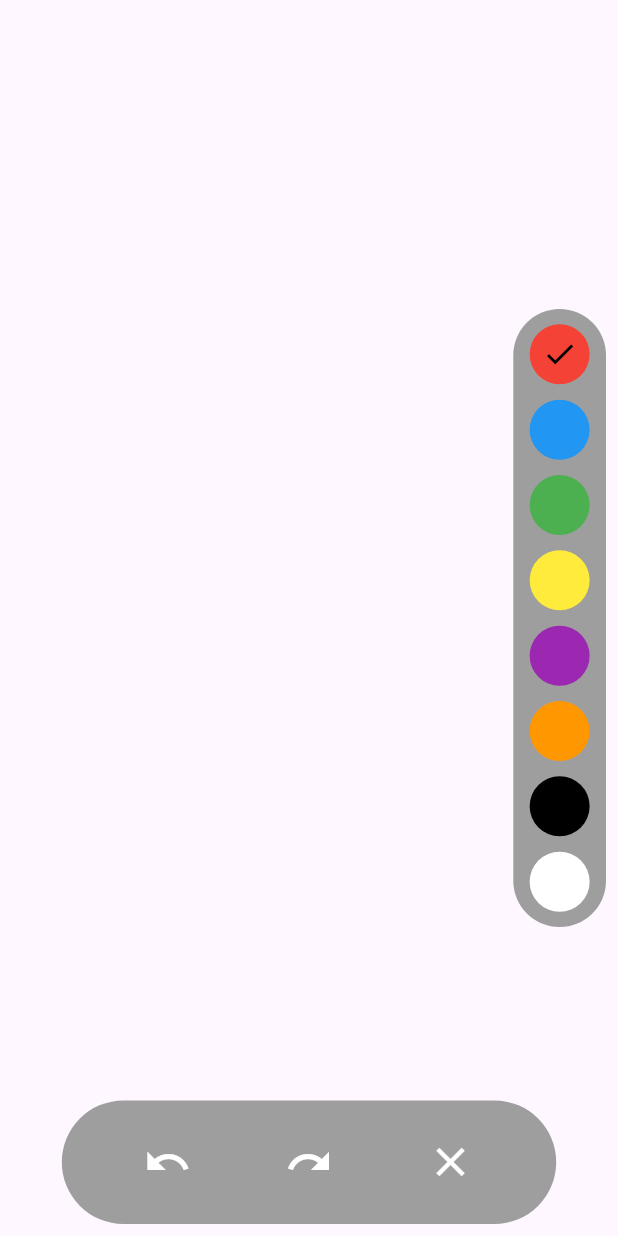
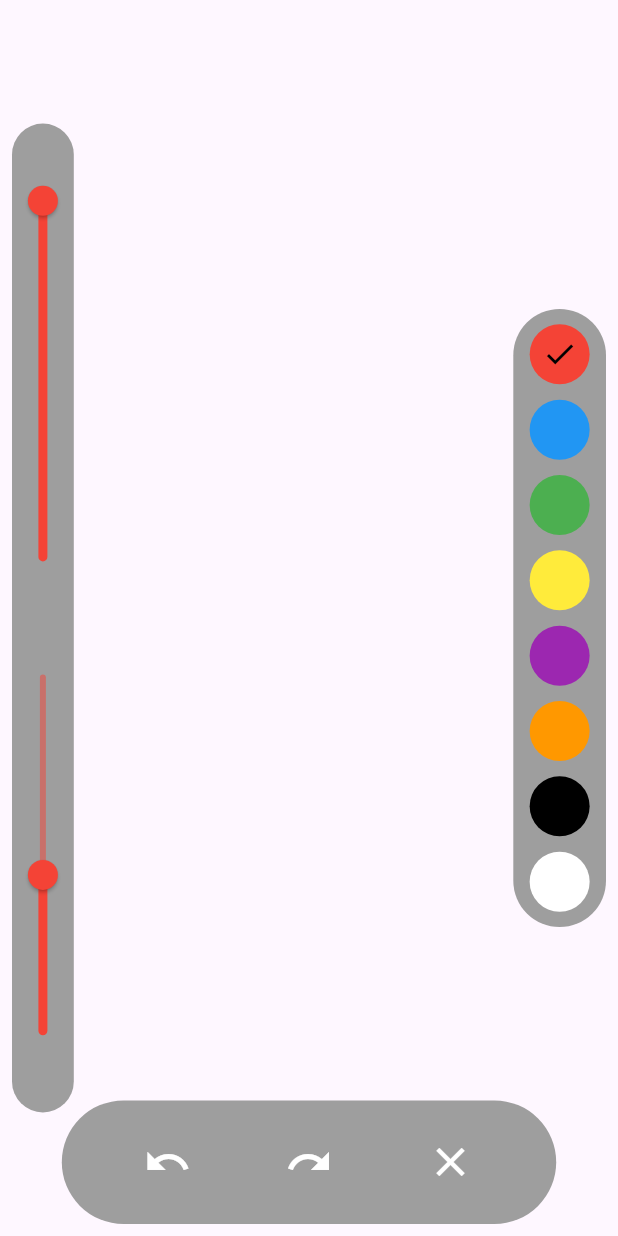
Before and after one commit to MananGandhi1810/Drawing-app, a Flutter app: the screen it shows after launch, after a tap on the "undo" icon, on a phone screen of 412 x 824 dp. Run offline on Flutter 3.47's test engine with Material 2 defaults, Android fonts, the phone set to English and light mode, and no system bars; our stand-ins replace firebase_core; accounts and stored records are empty.

Commit message:
Added stroke width and opacity sliders and init firebase

```diff
--- a/lib/main.dart
+++ b/lib/main.dart
@@ -1,8 +1,14 @@
 import 'package:flutter/material.dart';
+import 'package:firebase_core/firebase_core.dart';
 
+import 'firebase_options.dart';
 import 'presentation/home_page.dart';
 
-void main() {
+void main() async {
+  WidgetsFlutterBinding.ensureInitialized();
+  await Firebase.initializeApp(
+    options: DefaultFirebaseOptions.currentPlatform,
+  );
   runApp(const RootApp());
 }
 
--- /dev/null
+++ b/lib/models/line_model.dart
@@ -0,0 +1,33 @@
+import 'dart:ui';
+
+class LineModel {
+  late List<Offset> points;
+  late Color color;
+  late double strokeWidth;
+
+  LineModel({
+    required this.points,
+    required this.color,
+    required this.strokeWidth,
+  });
+
+  LineModel.fromJson(Map<String, dynamic> json) {
+    points = [];
+    for (var point in json['points']) {
+      points.add(Offset(point[0], point[1]));
+    }
+    color = json['color'];
+    strokeWidth = json['strokeWidth'];
+  }
+
+  Map<String, dynamic> toJson() {
+    final Map<String, dynamic> data = <String, dynamic>{};
+    data['points'] = [];
+    for (var point in points) {
+      data['points'].add([point.dx, point.dy]);
+    }
+    data['color'] = color;
+    data['strokeWidth'] = strokeWidth;
+    return data;
+  }
+}
--- a/lib/presentation/components/paint_canvas.dart
+++ b/lib/presentation/components/paint_canvas.dart
@@ -2,10 +2,12 @@ import 'dart:ui';
 
 import 'package:flutter/material.dart';
 
+import '../../models/line_model.dart';
+
 class PaintCanvas extends CustomPainter {
-  PaintCanvas({required this.points, required this.color});
+  PaintCanvas({required this.lines, required this.color});
 
-  final List<Map<Color, List<Offset>>> points;
+  final List<LineModel> lines;
   final Color color;
 
   @override
@@ -13,11 +15,10 @@ class PaintCanvas extends CustomPainter {
     Paint paint = Paint()
       ..style = PaintingStyle.fill
       ..strokeWidth = 5;
-    for (var linePoints in points) {
-      paint.color = linePoints.keys.first;
-
-      canvas.drawPoints(
-          PointMode.polygon, linePoints.values.toList()[0], paint);
+    for (var line in lines) {
+      paint.color = line.color;
+      paint.strokeWidth = line.strokeWidth;
+      canvas.drawPoints(PointMode.polygon, line.points, paint);
     }
   }
 
--- a/lib/presentation/home_page.dart
+++ b/lib/presentation/home_page.dart
@@ -1,5 +1,7 @@
 import 'package:custompainter_drawing_app/presentation/components/paint_canvas.dart';
 import 'package:flutter/material.dart';
+
+import '../models/line_model.dart';
 
 class HomePage extends StatefulWidget {
   const HomePage({super.key});
@@ -9,8 +11,10 @@ class HomePage extends StatefulWidget {
 }
 
 class _HomePageState extends State<HomePage> {
-  List<Map<Color, List<Offset>>> points = [];
-  List<Offset> last = [];
+  List<LineModel> lines = [
+    LineModel(points: [], color: Colors.red, strokeWidth: 5)
+  ];
+  LineModel last = LineModel(points: [], color: Colors.red, strokeWidth: 5);
   List<Color> colors = [
     Colors.red,
     Colors.blue,
@@ -22,6 +26,7 @@ class _HomePageState extends State<HomePage> {
     Colors.white,
   ];
   Color selectedColor = Colors.red;
+  double selectedStrokeWidth = 5;
 
   @override
   Widget build(BuildContext context) {
@@ -32,25 +37,32 @@ class _HomePageState extends State<HomePage> {
           children: [
             CustomPaint(
               painter: PaintCanvas(
-                points: points,
+                lines: lines,
                 color: selectedColor,
               ),
             ),
             GestureDetector(
               onPanStart: (details) {
                 debugPrint('Pan Start');
-                setState(() {
-                  points.add({
-                    selectedColor: [details.localPosition]
-                  });
-                });
+                setState(
+                  () {
+                    lines.add(
+                      LineModel(
+                        points: [details.localPosition],
+                        color: selectedColor,
+                        strokeWidth: selectedStrokeWidth,
+                      ),
+                    );
+                  },
+                );
               },
               onPanUpdate: (details) {
                 final RenderBox box = context.findRenderObject() as RenderBox;
                 final Offset localOffset =
                     box.globalToLocal(details.globalPosition);
                 setState(() {
-                  points.last[selectedColor]!.add(localOffset);
+                  lines.last.points.add(localOffset);
+                  lines.last.color = selectedColor;
                 });
               },
               child: Container(
@@ -75,9 +87,9 @@ class _HomePageState extends State<HomePage> {
                         onPressed: () {
                           debugPrint('Undo');
                           setState(() {
-                            if (points.isNotEmpty) {
-                              last = points.last[selectedColor]!;
-                              points.removeLast();
+                            if (lines.isNotEmpty) {
+                              last = lines.last;
+                              lines.removeLast();
                             }
                           });
                         },
@@ -91,9 +103,8 @@ class _HomePageState extends State<HomePage> {
                         onPressed: () {
                           debugPrint('Redo');
                           setState(() {
-                            if (last.isNotEmpty) {
-                              points.add({selectedColor: last});
-                              last = [];
+                            if (last.points.isNotEmpty) {
+                              lines.add(last);
                             }
                           });
                         },
@@ -107,7 +118,7 @@ class _HomePageState extends State<HomePage> {
                         onPressed: () {
                           debugPrint('Clear');
                           setState(() {
-                            points = [];
+                            lines.clear();
                           });
                         },
                         icon: const Icon(
@@ -147,7 +158,8 @@ class _HomePageState extends State<HomePage> {
                             child: CircleAvatar(
                               backgroundColor: color,
                               radius: 20,
-                              child: selectedColor == color
+                              child: selectedColor.withOpacity(1) ==
+                                      color.withOpacity(1)
                                   ? Icon(
                                       Icons.check,
                                       color: selectedColor == Colors.black
@@ -162,6 +174,64 @@ class _HomePageState extends State<HomePage> {
                   ),
                 ),
               ),
+            ),
+            Padding(
+              padding: const EdgeInsets.all(8.0),
+              child: Align(
+                alignment: Alignment.centerLeft,
+                child: Container(
+                  decoration: BoxDecoration(
+                    borderRadius: BorderRadius.circular(50),
+                    color: Colors.grey,
+                  ),
+                  width: MediaQuery.of(context).size.width * 0.1,
+                  height: MediaQuery.of(context).size.height * 0.8,
+                  child: Column(
+                    mainAxisAlignment: MainAxisAlignment.spaceEvenly,
+                    children: [
+                      RotatedBox(
+                        quarterTurns: 3,
+                        child: Container(
+                          width: MediaQuery.of(context).size.width * 0.7,
+                          child: Slider(
+                            label: "Opacity: ${selectedColor.opacity}",
+                            value: selectedColor.opacity,
+                            min: 0,
+                            max: 1,
+                            inactiveColor: selectedColor.withOpacity(0.5),
+                            activeColor: selectedColor,
+                            onChanged: (value) {
+                              setState(() {
+                                selectedColor =
+                                    selectedColor.withOpacity(value);
+                              });
+                            },
+                          ),
+                        ),
+                      ),
+                      RotatedBox(
+                        quarterTurns: 3,
+                        child: Container(
+                          width: MediaQuery.of(context).size.width * 0.7,
+                          child: Slider(
+                            label: "Stroke Width: $selectedStrokeWidth",
+                            value: selectedStrokeWidth,
+                            min: 1,
+                            max: 10,
+                            inactiveColor: selectedColor.withOpacity(0.5),
+                            activeColor: selectedColor,
+                            onChanged: (value) {
+                              setState(() {
+                                selectedStrokeWidth = value;
+                              });
+                            },
+                          ),
+                        ),
+                      )
+                    ],
+                  ),
+                ),
+              ),
             )
           ],
         ),
--- a/pubspec.yaml
+++ b/pubspec.yaml
@@ -35,6 +35,9 @@ dependencies:
   # The following adds the Cupertino Icons font to your application.
   # Use with the CupertinoIcons class for iOS style icons.
   cupertino_icons: ^1.0.2
+  path_provider: ^2.1.1
+  firebase_core: ^2.22.0
+  firebase_database: ^10.3.4
 
 dev_dependencies:
   flutter_test:
@@ -46,7 +49,6 @@ dev_dependencies:
   # package. See that file for information about deactivating specific lint
   # rules and activating additional ones.
   flutter_lints: ^2.0.0
-  path_provider: ^2.1.1
 
 # For information on the generic Dart part of this file, see the
 # following page: https://dart.dev/tools/pub/pubspec
```
Also changed, not shown: lib/firebase_options.dart (added), pubspec.lock, 10 other files.
